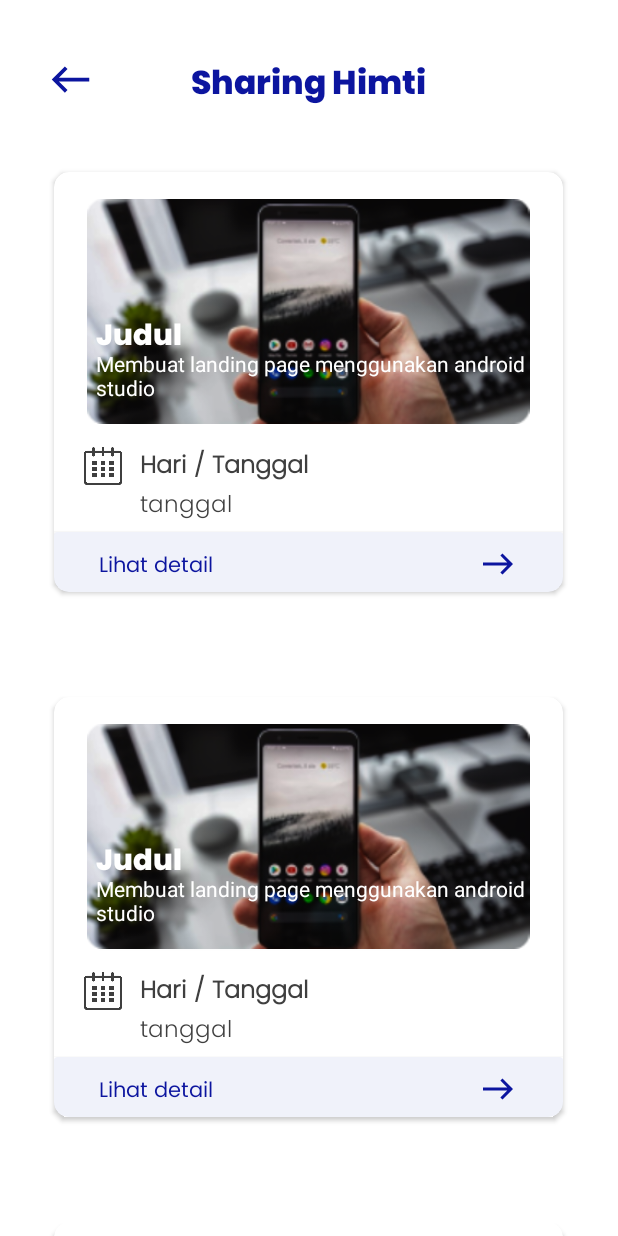
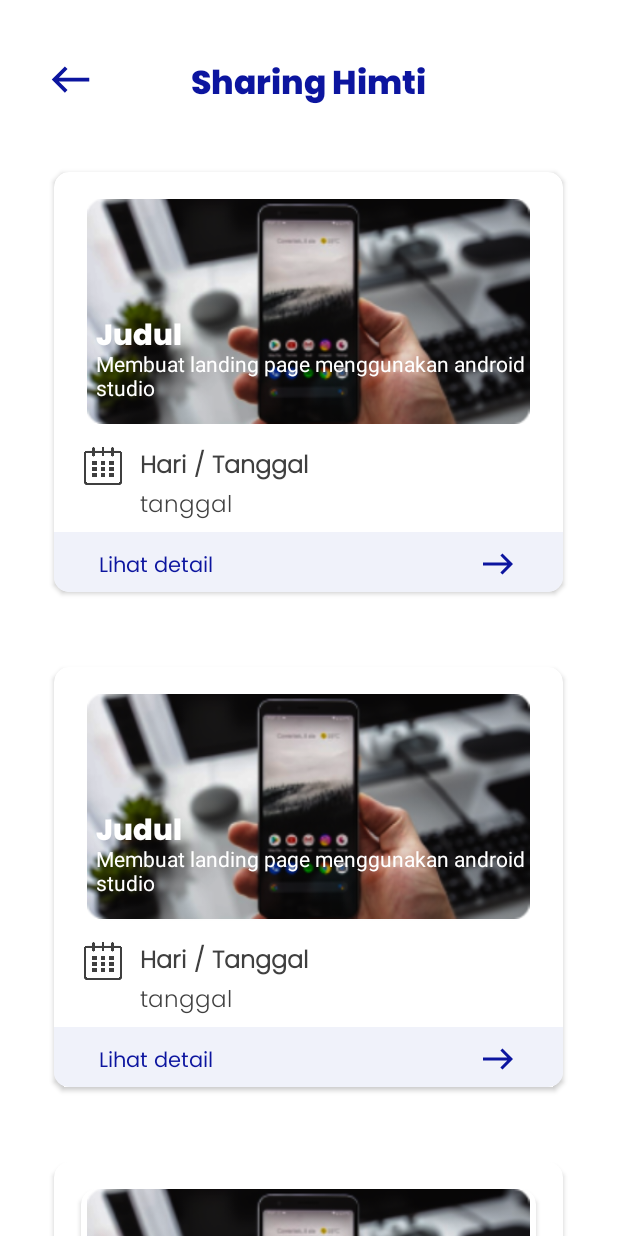
Before and after one commit to ranggacikal/HIMTI-Apps, an Android app: the layout activity_sharing.xml on its own in the app's theme, with its tools: preview values and no code run, on a phone screen of 412 x 824 dp. Run offline under Robolectric (Android 15) with nearby library versions, the light colour scheme and no system bars.

Commit message:
Sharing Himti Team 5 Revisi

```diff
--- a/app/src/main/res/layout/activity_detail_sharing.xml
+++ b/app/src/main/res/layout/activity_detail_sharing.xml
@@ -13,8 +13,6 @@
         android:layout_marginStart="32dp"
         android:layout_marginTop="38dp"
         android:src="@drawable/ic_baseline_west" />
-
-
     <TextView
         android:layout_centerHorizontal="true"
         android:id="@+id/txt_jadwal_detail_sharing"
@@ -23,7 +21,7 @@
         android:layout_alignParentTop="true"
         android:layout_marginTop="38dp"
         android:fontFamily="@font/poppins_extrabold"
-        android:text="Jadwal Sharing"
+        android:text="Sharing Himti"
         android:textColor="#0C159F"
         android:textSize="22sp"
         android:textStyle="bold" />
--- a/app/src/main/res/layout/recyclerview_sharing.xml
+++ b/app/src/main/res/layout/recyclerview_sharing.xml
@@ -2,9 +2,10 @@
 <RelativeLayout xmlns:android="http://schemas.android.com/apk/res/android"
     xmlns:app="http://schemas.android.com/apk/res-auto"
     android:layout_width="match_parent"
-    android:layout_height="350dp">
+    android:layout_height="330dp">
 
     <androidx.cardview.widget.CardView
+        android:id="@+id/card1"
         android:layout_centerHorizontal="true"
         android:layout_width="339dp"
         android:layout_height="280dp"
@@ -90,12 +91,12 @@
                 android:textColor="#3F3F3F"
                 android:textSize="15sp" />
 
-            <androidx.cardview.widget.CardView
-                android:id="@+id/cv_detail_sharing"
+            <RelativeLayout
+                android:id="@+id/rl_detail_sharing"
                 android:layout_width="match_parent"
                 android:layout_height="40dp"
                 android:layout_alignParentBottom="true"
-                app:cardBackgroundColor="#F0F2FA">
+                android:background="#F0F2FA">
 
                 <TextView
                     android:layout_width="wrap_content"
@@ -108,15 +109,16 @@
                     android:textSize="14sp" />
 
                 <ImageView
+                    android:id="@+id/imgToDetail"
                     android:layout_width="wrap_content"
                     android:layout_height="wrap_content"
                     android:layout_marginStart="284dp"
                     android:layout_marginTop="9dp"
                     android:src="@drawable/ic_baseline_east_24" />
-            </androidx.cardview.widget.CardView>
+            </RelativeLayout>
 
         </RelativeLayout>
-
     </androidx.cardview.widget.CardView>
 
+
 </RelativeLayout>
```
Also changed, not shown: app/src/main/java/himtiumt/co/id/himtiapps/sharing/DetailSharingActivity.java (+8 -0 lines), app/src/main/java/himtiumt/co/id/himtiapps/sharing/adapter/SharingAdapter.java (+13 -5 lines).
